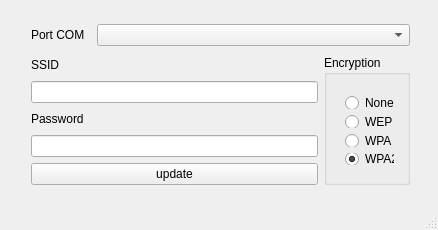
airboxlab/WifiConfigTool, file mainwindow.ui: the form before one commit.
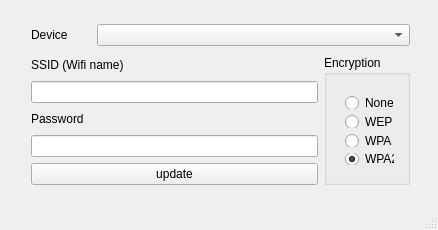
The form after the commit.

```diff
--- a/mainwindow.ui
+++ b/mainwindow.ui
@@ -35,7 +35,7 @@
           </size>
          </property>
          <property name="text">
-          <string>Port COM</string>
+          <string>Device</string>
          </property>
         </widget>
        </item>
@@ -51,7 +51,7 @@
          <item>
           <widget class="QLabel" name="label_2">
            <property name="text">
-            <string>SSID</string>
+            <string>SSID (Wifi name)</string>
            </property>
           </widget>
          </item>
```
Left out of the diff: 12 changed lines with no effect on the pictures.
